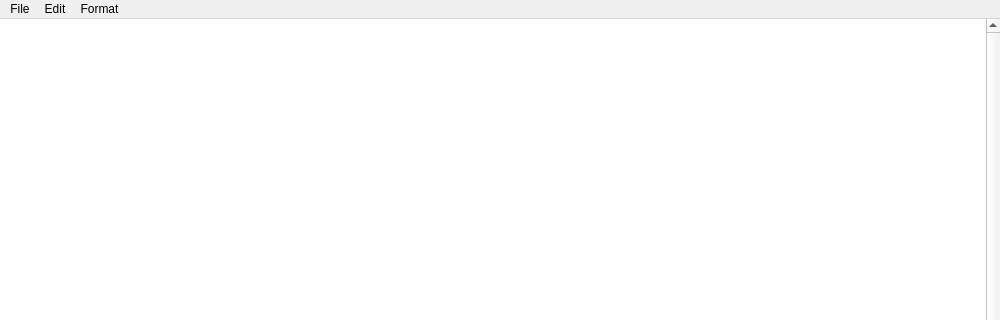
This is text_editor/forms/mainwindow.ui in cppVolodya/text_editor as Qt 5 draws it before an edit; both pictures show x 0 to 1000 and y 0 to 320 of the 1000 by 500 pixel window. The edited form follows.
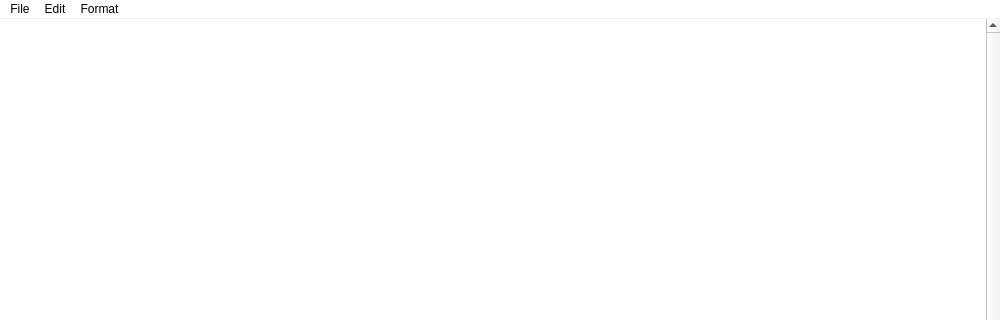
This is the edited form. Icons and pictures are not drawn.

Commit message: changes in: style sheet

The edit to the form file:
```diff
--- a/text_editor/forms/mainwindow.ui
+++ b/text_editor/forms/mainwindow.ui
@@ -75,8 +75,14 @@
      <height>26</height>
     </rect>
    </property>
-   <property name="focusPolicy">
-    <enum>Qt::WheelFocus</enum>
+   <property name="styleSheet">
+    <string notr="true">QMenuBar
+{
+	border-bottom-width: 1px;
+	border-bottom-style : solid;
+	border-bottom-color: #f0f0f0;
+	background-color    :  white;
+}</string>
    </property>
    <widget class="QMenu" name="menu_file">
     <property name="title">
```
Left out of the diff: 7 changed lines with no effect on the pictures. The commit also changes 1 other file.
